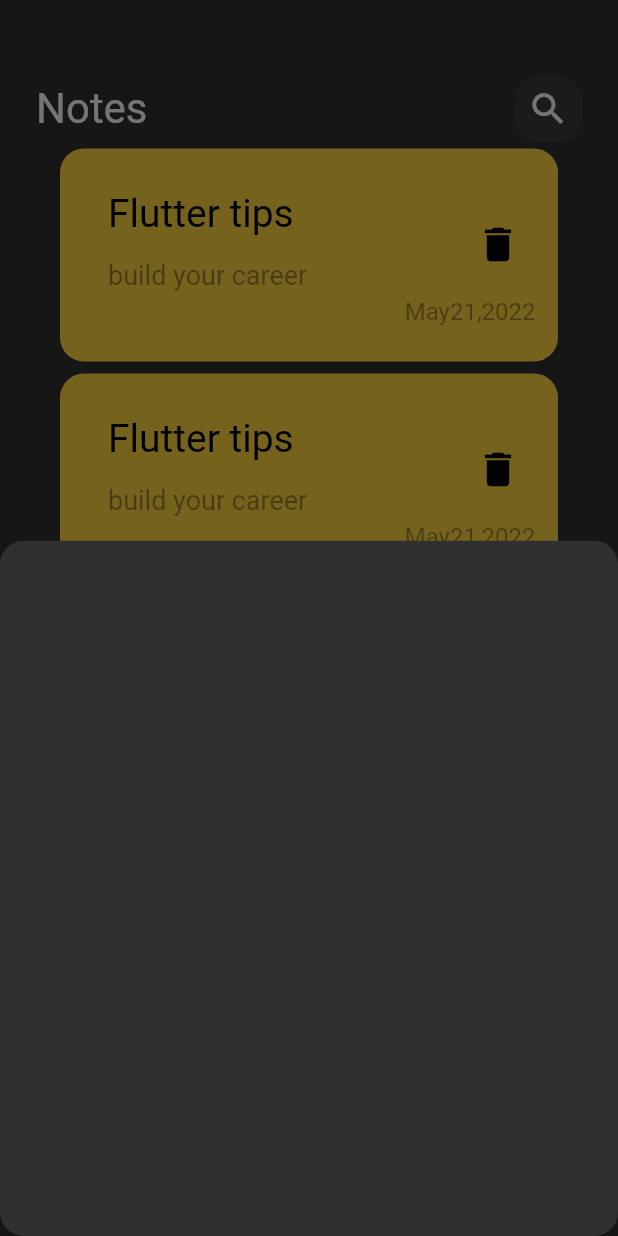
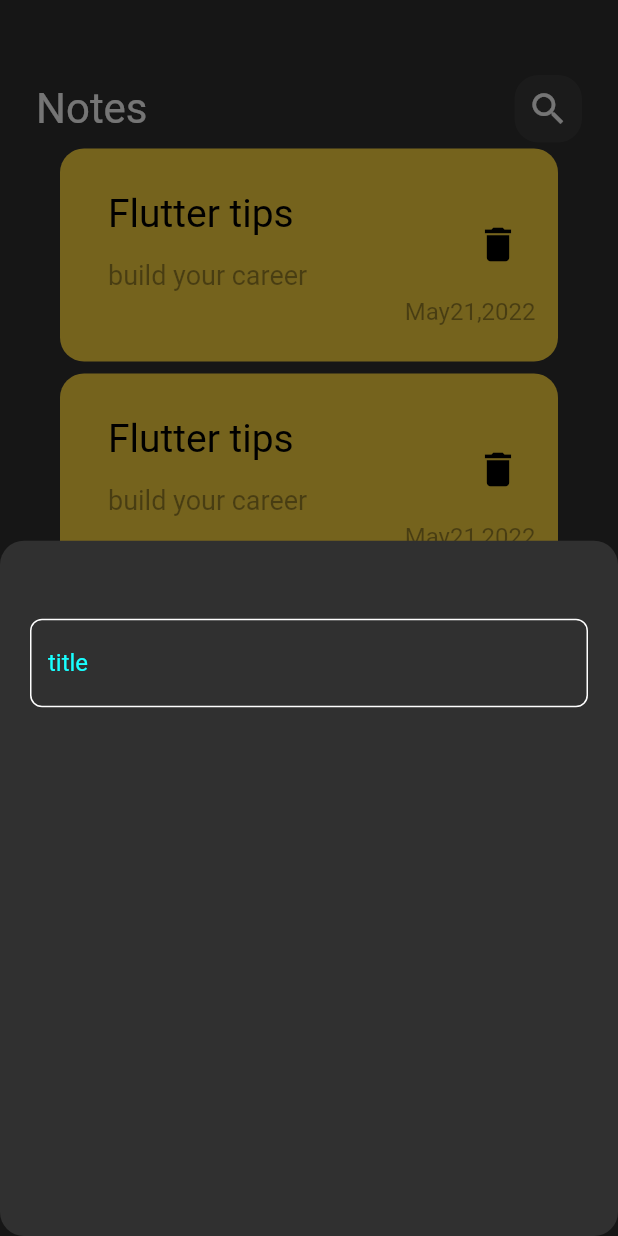
Before and after one commit to ReemOsama30/notes_app, a Flutter app: the screen it shows after launch, after a tap on the "add" icon, on a phone screen of 412 x 824 dp. Run offline on Flutter 3.47's test engine with Material 2 defaults, Android fonts, the phone set to English and light mode, and no system bars; Roboto replaces fonts that are missing (Poppins).

Commit message:
Create Custom Text Field

```diff
--- a/lib/widgets/add_note_bottom_sheet.dart
+++ b/lib/widgets/add_note_bottom_sheet.dart
@@ -1,10 +1,20 @@
 import 'package:flutter/material.dart';
+
+import 'custom_text_field.dart';
 
 class AddNoteBottomSheet extends StatelessWidget {
   const AddNoteBottomSheet({Key? key}) : super(key: key);
 
   @override
   Widget build(BuildContext context) {
-    return Container();
+    return  Padding(
+      padding: const EdgeInsets.all(20.0),
+      child: Column(
+        children: [
+          SizedBox(height: 32,)
+          ,customTextField()
+        ],
+      ),
+    );
   }
 }
--- /dev/null
+++ b/lib/widgets/custom_text_field.dart
@@ -0,0 +1,27 @@
+import 'package:flutter/material.dart';
+
+class customTextField extends StatelessWidget {
+  const customTextField({Key? key}) : super(key: key);
+
+  @override
+  Widget build(BuildContext context) {
+    return TextField(
+      cursorColor:  Colors.cyanAccent,
+      decoration: InputDecoration(
+        border: BuildBorder()
+          ,enabledBorder: BuildBorder(),
+        focusedBorder: BuildBorder( Colors.cyanAccent),
+        hintText: "title"
+          ,hintStyle: const TextStyle(color:  Colors.cyanAccent)
+
+      ),
+    );
+  }
+}
+OutlineInputBorder BuildBorder([colors]){
+  return OutlineInputBorder(
+      borderRadius: BorderRadius.circular(8),
+      borderSide:  BorderSide(
+           color: colors??Colors.white
+  ));
+}
```
